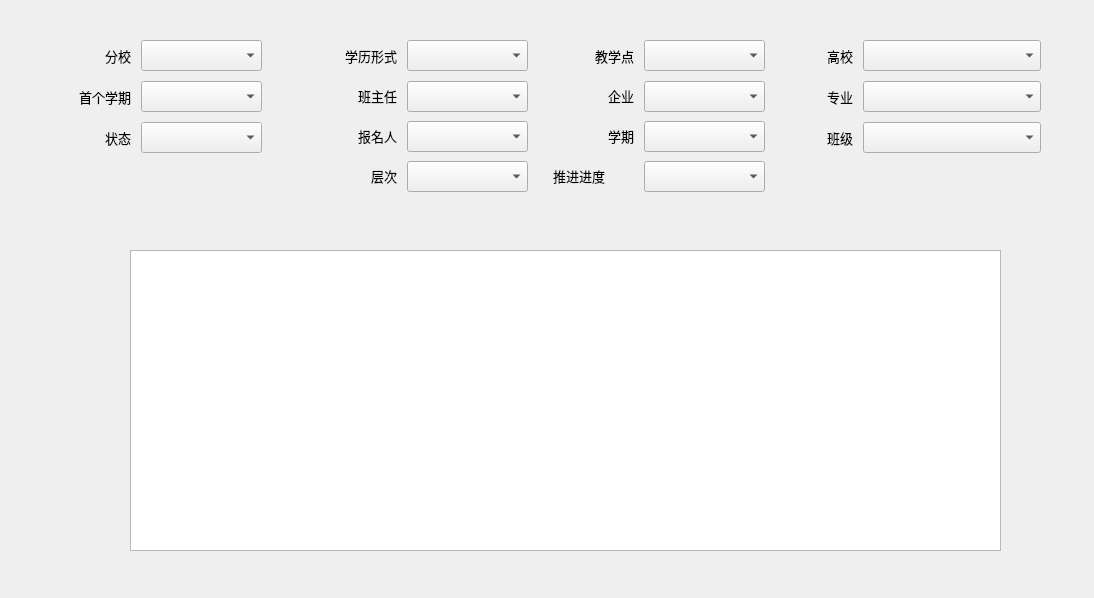
The window that StudentManage/StudentBasicInfo.ui (redisread/InfoManageSystem) describes before a commit, drawn with Qt 5.
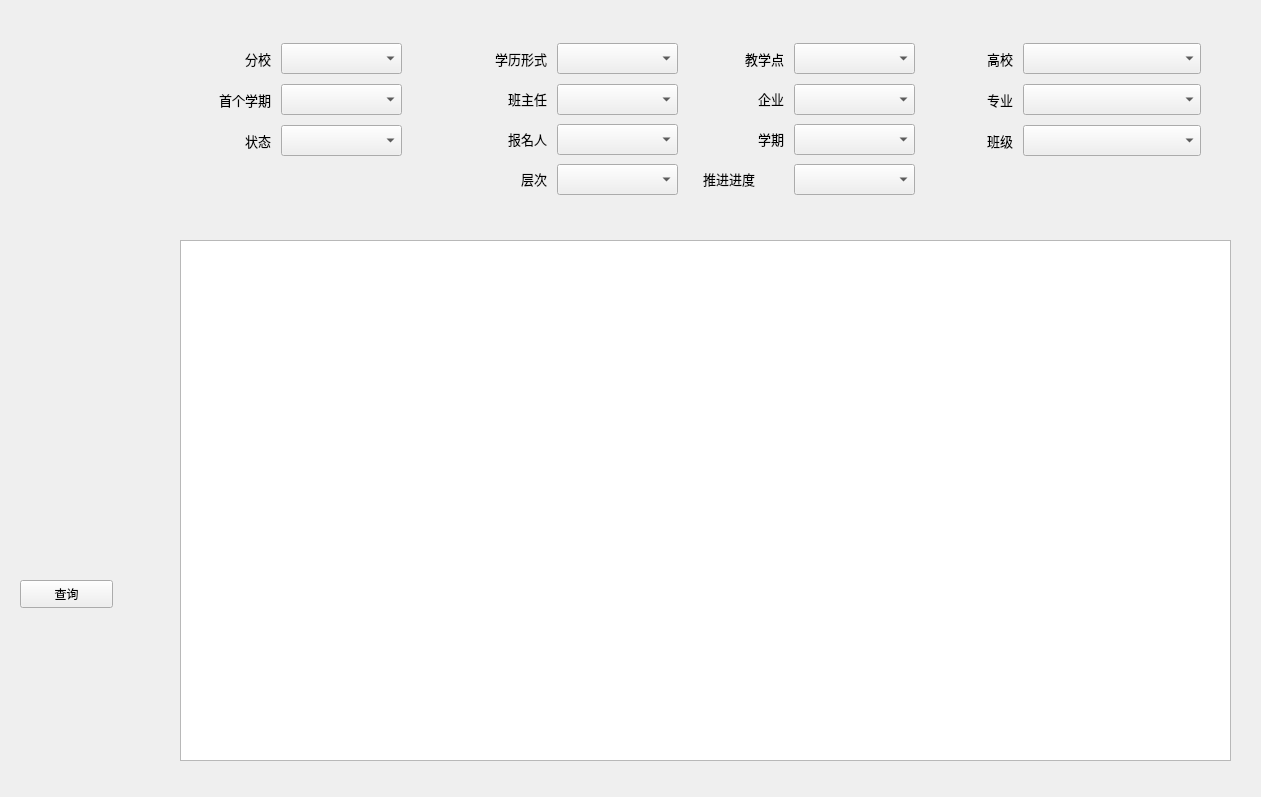
The same window after the commit.

The edit to the form file:
```diff
--- a/StudentManage/StudentBasicInfo.ui
+++ b/StudentManage/StudentBasicInfo.ui
@@ -6,8 +6,8 @@
    <rect>
     <x>0</x>
     <y>0</y>
-    <width>1094</width>
-    <height>598</height>
+    <width>1261</width>
+    <height>797</height>
    </rect>
   </property>
   <property name="windowTitle">
@@ -16,9 +16,9 @@
   <widget class="QWidget" name="horizontalLayoutWidget">
    <property name="geometry">
     <rect>
-     <x>30</x>
-     <y>20</y>
-     <width>1031</width>
+     <x>170</x>
+     <y>23</y>
+     <width>1051</width>
      <height>191</height>
     </rect>
    </property>
@@ -641,24 +641,24 @@
   <widget class="QTableView" name="tableView">
    <property name="geometry">
     <rect>
-     <x>130</x>
-     <y>250</y>
-     <width>871</width>
-     <height>301</height>
+     <x>180</x>
+     <y>240</y>
+     <width>1051</width>
+     <height>521</height>
     </rect>
    </property>
   </widget>
-  <widget class="QScrollBar" name="horizontalScrollBar">
+  <widget class="QPushButton" name="pushButton">
    <property name="geometry">
     <rect>
-     <x>470</x>
-     <y>630</y>
-     <width>160</width>
-     <height>16</height>
+     <x>20</x>
+     <y>580</y>
+     <width>93</width>
+     <height>28</height>
     </rect>
    </property>
-   <property name="orientation">
-    <enum>Qt::Horizontal</enum>
+   <property name="text">
+    <string>查询</string>
    </property>
   </widget>
  </widget>
```
Left out of the diff: 28 changed lines with no effect on the pictures.
